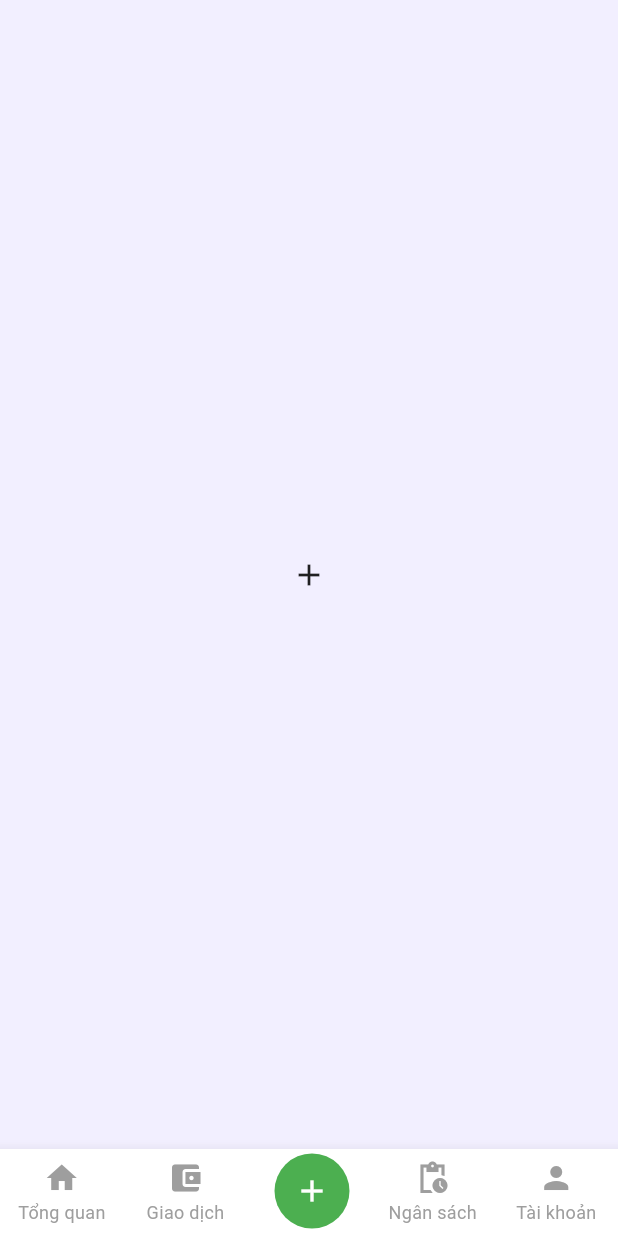
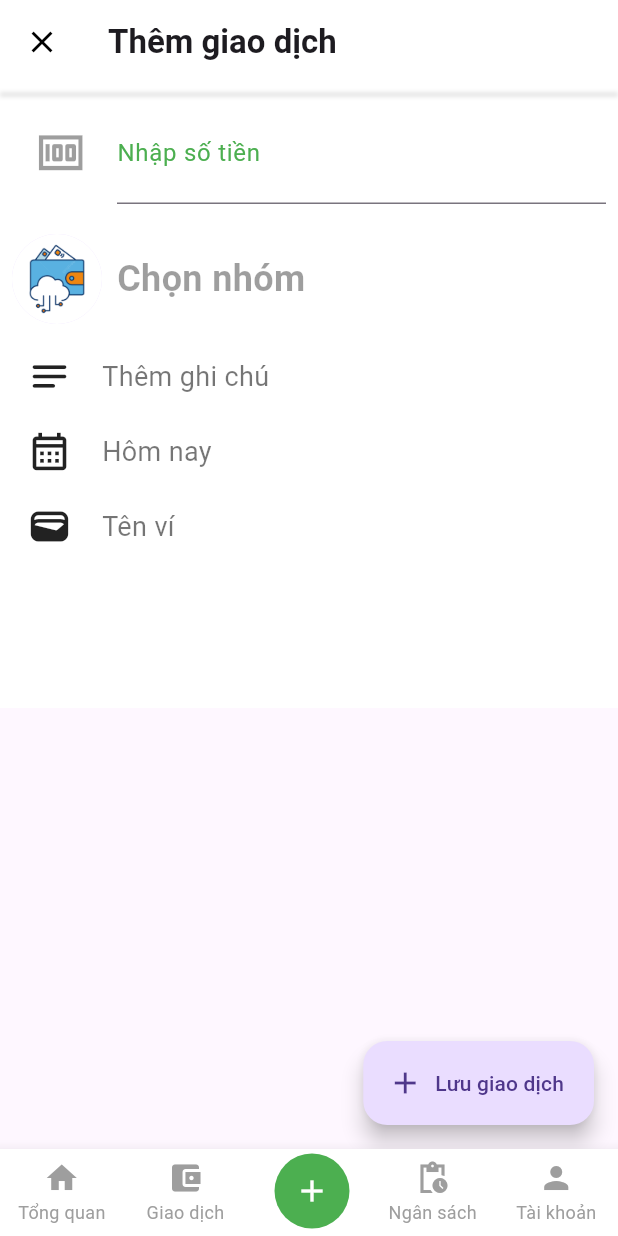
Before and after one commit to hoangtrungthang2003/Quan_Ly_Tai_Chinh_flutter, a Flutter app: the HomePage screen opened directly, scrolled down 200 dp, after a tap on the "add" icon, on a phone screen of 412 x 824 dp. Run offline on Flutter 3.47's test engine with Material 3 defaults, Android fonts, the phone set to English and light mode, and no system bars; our stand-ins replace firebase_auth, firebase_core, flutter_toggle_tab, google_sign_in, sign_in_button, syncfusion_flutter_charts; accounts and stored records are empty.

Commit message:
add transaction page & google login

```diff
--- /dev/null
+++ b/lib/apis/APIs.dart
@@ -0,0 +1,5 @@
+import 'package:firebase_auth/firebase_auth.dart';
+
+class APIs {
+  static FirebaseAuth auth = FirebaseAuth.instance;
+}
--- a/lib/home_page.dart
+++ b/lib/home_page.dart
@@ -1,4 +1,7 @@
+import 'package:firebase_auth/firebase_auth.dart';
 import 'package:flutter/material.dart';
+import 'package:flutter_quan_li_tai_chinh/screens/account_screen.dart';
+import 'package:flutter_quan_li_tai_chinh/screens/add_transaction_screen.dart';
 import 'package:flutter_quan_li_tai_chinh/screens/home_screen.dart';
 import 'package:flutter_quan_li_tai_chinh/screens/transaction_screen.dart';
 
@@ -14,9 +17,9 @@ class _HomePageState extends State<HomePage> {
   List<Widget> body = const [
     HomeScreen(),
     TransactionScreen(),
-    Icon(Icons.add),
+    AddTransaction(),
     Icon(Icons.pending_actions_sharp),
-    Icon(Icons.person),
+    AccountScreen(),
   ];
 
   @override
--- /dev/null
+++ b/lib/screens/add_transaction_screen.dart
@@ -0,0 +1,182 @@
+import 'package:flutter/foundation.dart';
+import 'package:flutter/material.dart';
+import 'package:flutter/services.dart';
+import 'package:flutter/widgets.dart';
+import 'package:flutter_quan_li_tai_chinh/main.dart';
+
+class AddTransaction extends StatefulWidget {
+  const AddTransaction({super.key});
+
+  @override
+  State<AddTransaction> createState() => _AddTransactionState();
+}
+
+class _AddTransactionState extends State<AddTransaction> {
+  @override
+  Widget build(BuildContext context) {
+    return Scaffold(
+      appBar: AppBar(
+        backgroundColor: Colors.white, // Đặt màu trắng cho AppBar
+        bottom: PreferredSize(
+          preferredSize:
+              const Size.fromHeight(4.0), // Đặt chiều cao cho đáy AppBar
+          child: Container(
+            decoration: const BoxDecoration(
+              boxShadow: [
+                BoxShadow(
+                  color: Colors.black, // Màu và độ trong suốt
+                  spreadRadius: 0.1, // Độ mở rộng của bóng mờ
+                  blurRadius: 2, // Độ mờ
+                  offset:
+                      Offset(0, 3), // Vị trí của bóng mờ (dịch ngang, dịch dọc)
+                ),
+              ],
+            ),
+          ),
+        ),
+        leading: IconButton(
+          icon: const Icon(Icons.close,
+              color: Colors.black), // Màu của biểu tượng "X"
+          onPressed: () {},
+        ),
+
+        title: const Text(
+          "Thêm giao dịch",
+          style: TextStyle(fontWeight: FontWeight.w600),
+        ),
+      ),
+      body: Column(
+        children: [
+          Container(
+            height: mq.height * .5,
+            padding: const EdgeInsets.all(8),
+            decoration: const BoxDecoration(
+              color: Colors.white,
+            ),
+            child: Column(
+              children: [
+                const Row(
+                  children: [
+                    SizedBox(
+                        width: 15), // Khoảng cách giữa biểu tượng và TextField
+
+                    Icon(
+                      Icons.money,
+                      size: 35, // Thay đổi biểu tượng theo nhu cầu của bạn
+                      color: Colors.black38,
+                    ),
+                    SizedBox(
+                        width: 20), // Khoảng cách giữa biểu tượng và TextField
+                    Expanded(
+                      child: TextField(
+                        keyboardType: TextInputType.number,
+                        style: TextStyle(color: Colors.green, fontSize: 24),
+                        decoration: InputDecoration(
+                          labelText: 'Nhập số tiền',
+                          labelStyle: TextStyle(color: Colors.green),
+                          focusedBorder: UnderlineInputBorder(
+                            borderSide: BorderSide(color: Colors.green),
+                          ),
+                          hoverColor: Colors.green,
+                        ),
+                      ),
+                    ),
+                  ],
+                ),
+                const SizedBox(height: 20),
+                InkWell(
+                  onTap: () {},
+                  child: const Row(
+                    children: [
+                      CircleAvatar(
+                        radius: 30.0,
+                        backgroundImage:
+                            AssetImage('assets/wallet_icon/savings-icon.png'),
+                      ),
+                      SizedBox(width: 10),
+                      Text(
+                        "Chọn nhóm",
+                        style: TextStyle(
+                            fontSize: 24,
+                            fontWeight: FontWeight.w600,
+                            color: Colors.black38),
+                      )
+                    ],
+                  ),
+                ),
+                const SizedBox(height: 20),
+                InkWell(
+                  onTap: () {},
+                  child: const Row(
+                    children: [
+                      SizedBox(width: 10),
+                      Icon(
+                        Icons.notes_rounded,
+                        size: 30,
+                      ),
+                      SizedBox(width: 20),
+                      Text(
+                        "Thêm ghi chú",
+                        style: TextStyle(
+                            fontSize: 18,
+                            color: Color.fromRGBO(0, 0, 0, 0.541)),
+                      )
+                    ],
+                  ),
+                ),
+                const SizedBox(height: 20),
+                InkWell(
+                  onTap: () {},
+                  child: const Row(
+                    children: [
+                      SizedBox(width: 10),
+                      Icon(
+                        Icons.calendar_month_outlined,
+                        size: 30,
+                      ),
+                      SizedBox(width: 20),
+                      Text(
+                        "Hôm nay",
+                        style: TextStyle(
+                            fontSize: 18,
+                            color: Color.fromRGBO(0, 0, 0, 0.541)),
+                      )
+                    ],
+                  ),
+                ),
+                const SizedBox(height: 20),
+                InkWell(
+                  onTap: () {},
+                  child: const Row(
+                    children: [
+                      SizedBox(width: 10),
+                      Icon(
+                        Icons.wallet,
+                        size: 30,
+                      ),
+                      SizedBox(width: 20),
+                      Text(
+                        "Tên ví",
+                        style: TextStyle(
+                            fontSize: 18,
+                            color: Color.fromRGBO(0, 0, 0, 0.541)),
+                      )
+                    ],
+                  ),
+                ),
+              ],
+            ),
+          ),
+        ],
+      ),
+      floatingActionButton: FloatingActionButton.extended(
+        onPressed: () {
+          // Hành động khi nút được nhấn
+          // Thêm hành động lưu giao dịch ở đây
+        },
+        label: const Text('Lưu giao dịch'),
+        icon: const Icon(Icons.add),
+      ),
+    );
+  }
+}
--- a/pubspec.yaml
+++ b/pubspec.yaml
@@ -11,6 +11,10 @@ dependencies:
     sdk: flutter
   flutter_toggle_tab: ^1.4.1
   syncfusion_flutter_charts: ^24.1.47+2
+  sign_in_button: ^3.2.0
+  firebase_auth: ^4.17.6
+  firebase_core: ^2.25.5
+  google_sign_in: ^6.2.1
 
 dev_dependencies:
   flutter_test:
```
Also changed, not shown: lib/login_page.dart (added, +89 -0 lines), lib/main.dart (+9 -5 lines), lib/screens/account_screen.dart (added, +40 -0 lines), lib/firebase_options.dart (added), pubspec.lock, 9 other files.
